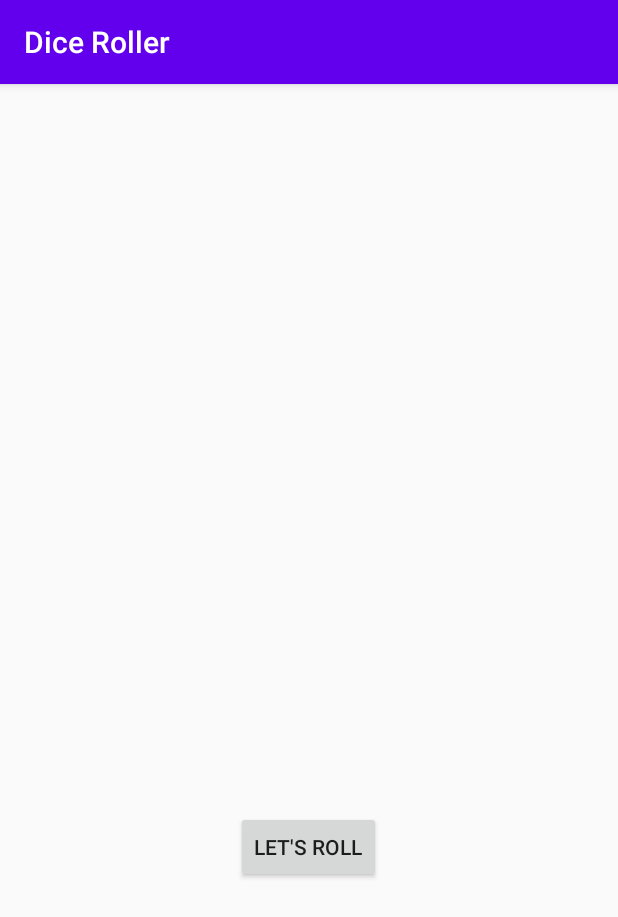
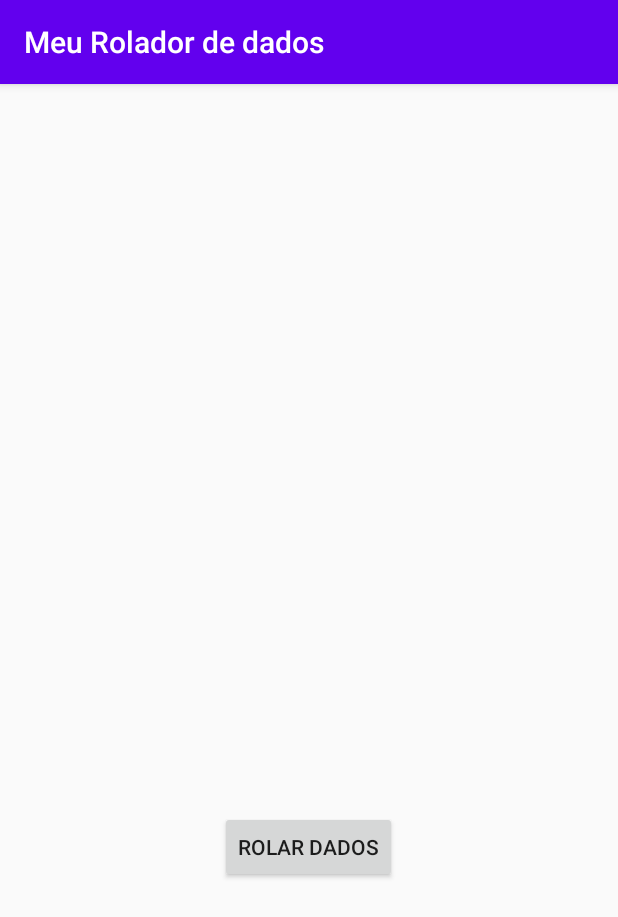
Before and after one commit to claylton/Dice-Roller, an Android app: the screen it shows after launch (MainActivity), on a phone screen of 412 x 824 dp. Shown: the top 917 px of the screen. Run offline under Robolectric (Android 15) with nearby library versions, the phone set to English and light mode, and no system bars.

Commit message:
Traduzindo para o português

```diff
--- a/app/src/main/java/com/example/diceroller/MainActivity.kt
+++ b/app/src/main/java/com/example/diceroller/MainActivity.kt
@@ -17,7 +17,7 @@ class MainActivity : AppCompatActivity() {
         setContentView(R.layout.activity_main)
 
         val rollButton: Button = findViewById(R.id.rool_button)
-        rollButton.text = "Let's Roll"
+        rollButton.text = "Rolar dados"
 
         rollButton.setOnClickListener{
             rollDice()
--- a/app/src/main/res/values/strings.xml
+++ b/app/src/main/res/values/strings.xml
@@ -1,4 +1,4 @@
 <resources>
-    <string name="app_name">Dice Roller</string>
-    <string name="roll">Roll</string>
+    <string name="app_name">Meu Rolador de dados</string>
+    <string name="roll">Rolar</string>
 </resources>
```
